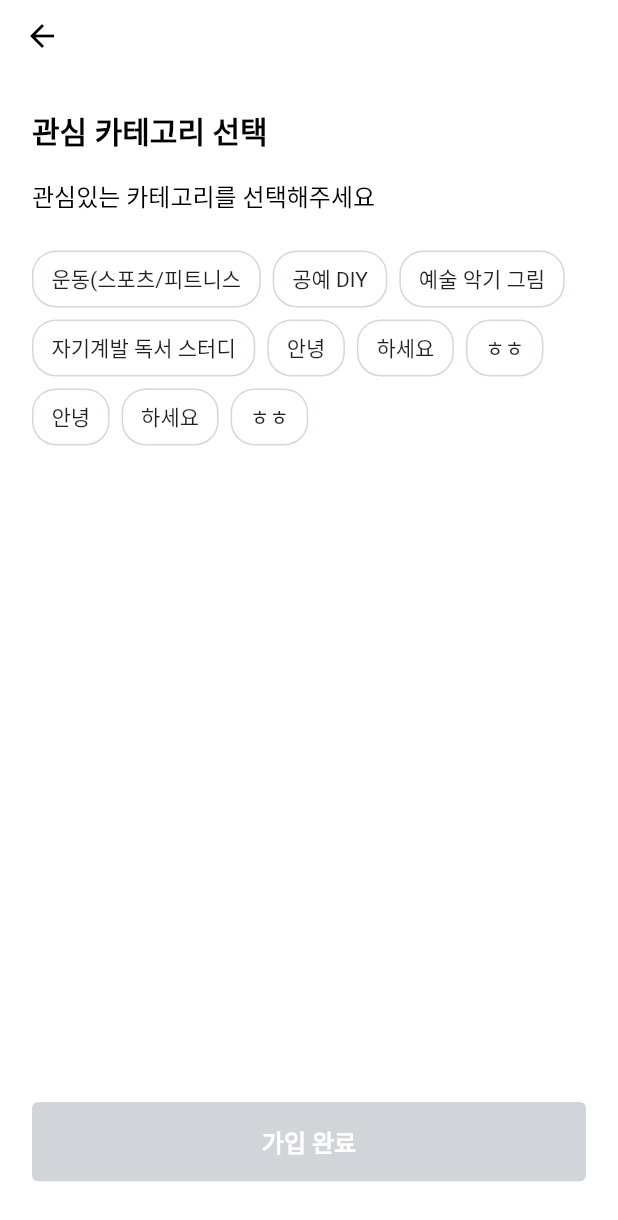
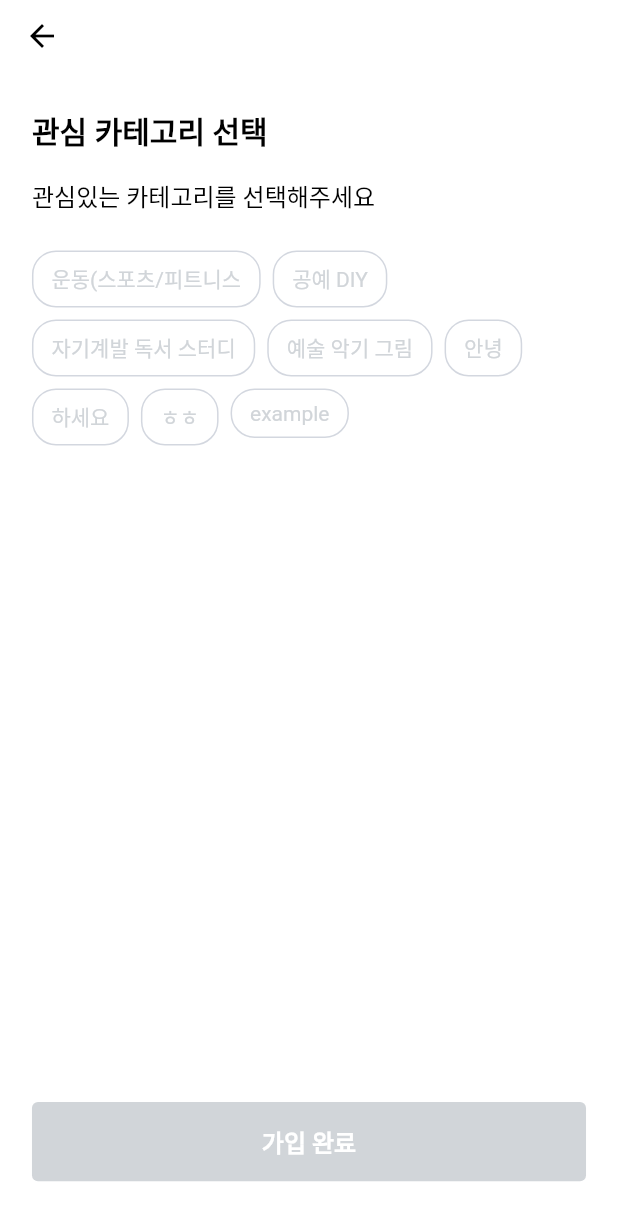
Before and after one commit to LiiNen/LiiNen-Flutter-Source, a Flutter app: the CategorySetupView screen opened directly, on a phone screen of 412 x 824 dp. Shown: the top 1220 px of the screen. Run offline on Flutter 3.47's test engine with Material 2 defaults, Android fonts, the phone set to English and light mode, and no system bars; our stand-ins replace flutter_signin_button, flutter_svg, flutter_swiper, fluttertoast, image_picker, shared_preferences; accounts and stored records are empty; Roboto replaces fonts that are missing (AppleSDGothicNeo).

Commit message:
Add styles & tap actions to category setup

```diff
--- a/lib/loginView/categorySetupView.dart
+++ b/lib/loginView/categorySetupView.dart
@@ -2,12 +2,15 @@ import 'package:flutter/material.dart';
 import 'package:my_flutter_source/containerCollection.dart';
 import 'package:my_flutter_source/main.dart';
 import 'package:my_flutter_source/functionCollection.dart';
+import 'package:my_flutter_source/navView/navView.dart';
 
 class CategorySetupView extends StatefulWidget {
   @override
   State<CategorySetupView> createState() => _CategorySetupView();
 }
 class _CategorySetupView extends State<CategorySetupView> {
+  bool _selectedLeast = false;
+
   @override
   Widget build(BuildContext context) {
     return Scaffold(
@@ -30,18 +33,7 @@ class _CategorySetupView extends State<CategorySetupView> {
                 Wrap(
                   direction: Axis.horizontal,
                   spacing: 8, runSpacing: 8,
-                  children: [
-                    _categoryItem('운동(스포츠/피트니스'),
-                    _categoryItem('공예 DIY'),
-                    _categoryItem('예술 악기 그림'),
-                    _categoryItem('자기계발 독서 스터디'),
-                    _categoryItem('안녕'),
-                    _categoryItem('하세요'),
-                    _categoryItem('ㅎㅎ'),
-                    _categoryItem('안녕'),
-                    _categoryItem('하세요'),
-                    _categoryItem('ㅎㅎ'),
-                  ],
+                  children: _titleList.map((e) => _categoryItem(e)).toList(),
                 )
               ]
             ),
@@ -55,11 +47,11 @@ class _CategorySetupView extends State<CategorySetupView> {
                     borderRadius: BorderRadius.all(
                       Radius.circular(4)
                     ),
-                    color: Color(0xffd1d5d9)
+                    color: _selectedLeast ? Color(0xff0958c5) : Color(0xffd1d5d9)
                   ),
                   child: Center(child: Text('가입 완료', style: textStyle(color: Colors.white, weight: 600, size: 16.0)))
                 ),
-                onTap: () => {}
+                onTap: () => {_submitSignUp()}
               ),
             )
           ],
@@ -68,16 +60,32 @@ class _CategorySetupView extends State<CategorySetupView> {
     );
   }
 
-  Container _categoryItem(String title) {
-    return Container(
-      decoration: BoxDecoration(
-        borderRadius: BorderRadius.all(Radius.circular(16)),
-        border: Border.all(color: Color(0xffd3d7df), width: 1)
-      ),
+  GestureDetector _categoryItem(title) {
+    bool _selected = _selectedList[_titleList.indexOf(title)];
+    return GestureDetector(
+      onTap: () => {setState(() {
+        _selectedList[_titleList.indexOf(title)] = !_selected;
+        _selectedLeast = _selectedList.indexOf(true) != -1 ? true : false;
+      })},
       child: Container(
-        padding: EdgeInsets.symmetric(vertical: 7.5, horizontal: 12),
-        child: Text(title)
+        decoration: BoxDecoration(
+          borderRadius: BorderRadius.all(Radius.circular(16)),
+          border: Border.all(color: _selected ? Color(0xff0958c5) : Color(0xffd3d7df), width: 1),
+          color: _selected ? Color(0xff0958c5) : Color(0xffffffff),
+        ),
+        child: Container(
+          padding: EdgeInsets.symmetric(vertical: 7.5, horizontal: 12),
+          child: Text(title, style: textStyle(color: _selected ? Color(0xffffffff) : Color(0xffd1d5d9), weight: 400, size: 14.0),)
+        )
       )
     );
   }
+
+  //TODO : 뒤로가기 삭제
+  void _submitSignUp() {
+    Navigator.push(context, MaterialPageRoute(builder: (context) => NavView()));
+  }
 }
+
+List<String> _titleList = ['운동(스포츠/피트니스', '공예 DIY', '자기계발 독서 스터디', '예술 악기 그림', '안녕', '하세요', 'ㅎㅎ', 'example'];
+List<bool> _selectedList = List<bool>.generate(_titleList.length, (index) => false);
```
